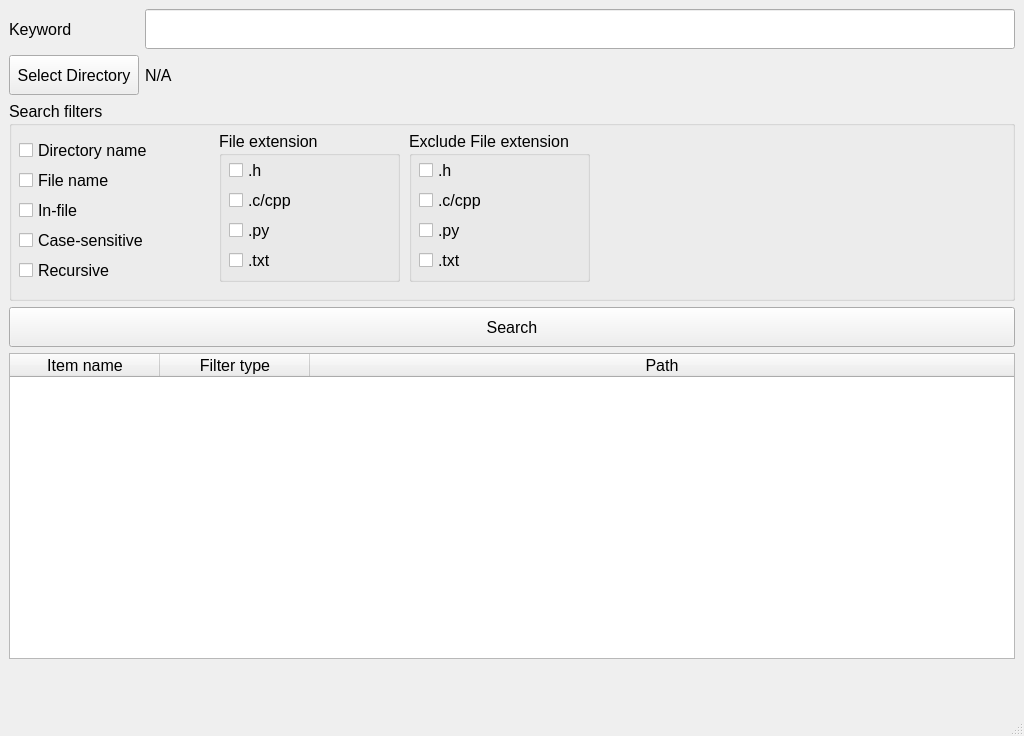
Qt form fileSearchEngine/mainwindow.ui (osamamuhammad3623/fileSearchEngine) before a commit.
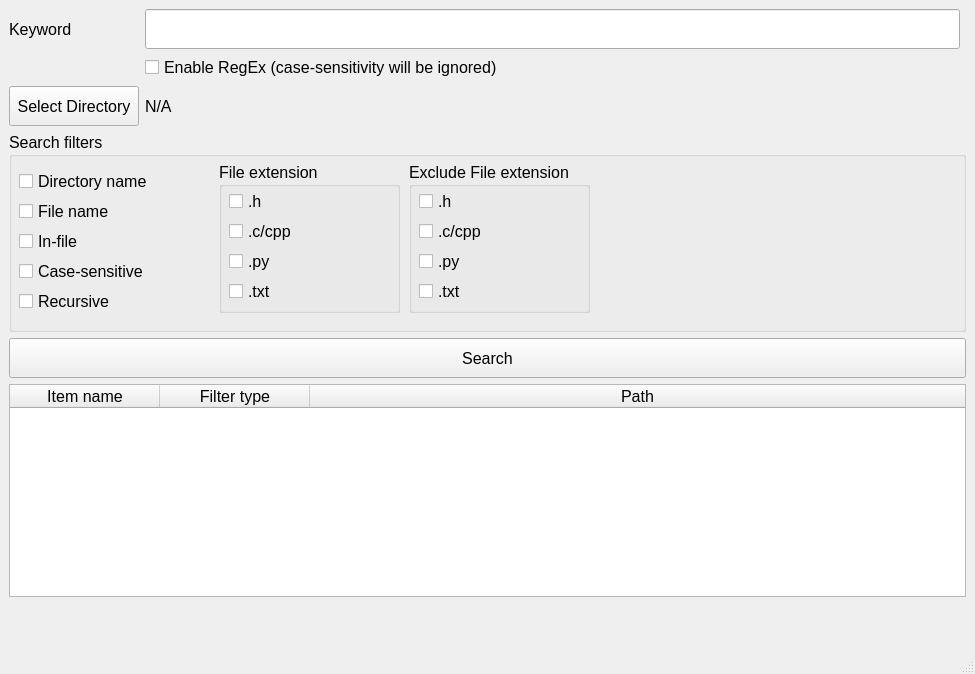
The same form after that commit.

Patch:
```diff
--- a/fileSearchEngine/mainwindow.ui
+++ b/fileSearchEngine/mainwindow.ui
@@ -6,8 +6,8 @@
    <rect>
     <x>0</x>
     <y>0</y>
-    <width>1024</width>
-    <height>736</height>
+    <width>975</width>
+    <height>674</height>
    </rect>
   </property>
   <property name="windowTitle">
@@ -15,112 +15,7 @@
   </property>
   <widget class="QWidget" name="centralwidget">
    <layout class="QGridLayout" name="gridLayout">
-    <item row="0" column="0">
-     <widget class="QLabel" name="label">
-      <property name="minimumSize">
-       <size>
-        <width>0</width>
-        <height>40</height>
-       </size>
-      </property>
-      <property name="font">
-       <font>
-        <pointsize>12</pointsize>
-       </font>
-      </property>
-      <property name="text">
-       <string>Keyword</string>
-      </property>
-     </widget>
-    </item>
-    <item row="1" column="0">
-     <widget class="QPushButton" name="dirBtn">
-      <property name="minimumSize">
-       <size>
-        <width>130</width>
-        <height>40</height>
-       </size>
-      </property>
-      <property name="font">
-       <font>
-        <pointsize>12</pointsize>
-       </font>
-      </property>
-      <property name="text">
-       <string>Select Directory</string>
-      </property>
-     </widget>
-    </item>
-    <item row="1" column="1">
-     <widget class="QLabel" name="dir">
-      <property name="minimumSize">
-       <size>
-        <width>0</width>
-        <height>40</height>
-       </size>
-      </property>
-      <property name="font">
-       <font>
-        <pointsize>12</pointsize>
-       </font>
-      </property>
-      <property name="text">
-       <string>N/A</string>
-      </property>
-     </widget>
-    </item>
-    <item row="4" column="0" colspan="2">
-     <widget class="QTableWidget" name="table">
-      <property name="font">
-       <font>
-        <pointsize>12</pointsize>
-       </font>
-      </property>
-      <property name="editTriggers">
-       <set>QAbstractItemView::NoEditTriggers</set>
-      </property>
-      <property name="selectionMode">
-       <enum>QAbstractItemView::SingleSelection</enum>
-      </property>
-      <attribute name="horizontalHeaderDefaultSectionSize">
-       <number>150</number>
-      </attribute>
-      <attribute name="horizontalHeaderStretchLastSection">
-       <bool>true</bool>
-      </attribute>
-      <column>
-       <property name="text">
-        <string>Item name</string>
-       </property>
-      </column>
-      <column>
-       <property name="text">
-        <string>Filter type</string>
-       </property>
-      </column>
-      <column>
-       <property name="text">
-        <string>Path</string>
-       </property>
-      </column>
-     </widget>
-    </item>
-    <item row="0" column="1">
-     <widget class="QLineEdit" name="keyword">
-      <property name="minimumSize">
-       <size>
-        <width>0</width>
-        <height>40</height>
-       </size>
-      </property>
-      <property name="font">
-       <font>
-        <pointsize>12</pointsize>
-       </font>
-      </property>
-     </widget>
-    </item>
-    <item row="2" column="0" colspan="2">
+    <item row="3" column="0" colspan="3">
      <widget class="QGroupBox" name="groupBox">
       <property name="minimumSize">
        <size>
@@ -411,8 +306,8 @@
       </widget>
      </widget>
     </item>
-    <item row="3" column="0" colspan="2">
-     <widget class="QPushButton" name="searchBtn">
+    <item row="2" column="1" colspan="2">
+     <widget class="QLabel" name="dir">
       <property name="minimumSize">
        <size>
         <width>0</width>
@@ -425,11 +320,29 @@
        </font>
       </property>
       <property name="text">
-       <string>Search</string>
+       <string>N/A</string>
       </property>
      </widget>
     </item>
-    <item row="5" column="0" colspan="2">
+    <item row="2" column="0">
+     <widget class="QPushButton" name="dirBtn">
+      <property name="minimumSize">
+       <size>
+        <width>130</width>
+        <height>40</height>
+       </size>
+      </property>
+      <property name="font">
+       <font>
+        <pointsize>12</pointsize>
+       </font>
+      </property>
+      <property name="text">
+       <string>Select Directory</string>
+      </property>
+     </widget>
+    </item>
+    <item row="6" column="0" colspan="3">
      <widget class="QLabel" name="status">
       <property name="minimumSize">
        <size>
@@ -447,6 +360,105 @@
       </property>
      </widget>
     </item>
+    <item row="4" column="0" colspan="3">
+     <widget class="QPushButton" name="searchBtn">
+      <property name="minimumSize">
+       <size>
+        <width>0</width>
+        <height>40</height>
+       </size>
+      </property>
+      <property name="font">
+       <font>
+        <pointsize>12</pointsize>
+       </font>
+      </property>
+      <property name="text">
+       <string>Search</string>
+      </property>
+     </widget>
+    </item>
+    <item row="5" column="0" colspan="3">
+     <widget class="QTableWidget" name="table">
+      <property name="font">
+       <font>
+        <pointsize>12</pointsize>
+       </font>
+      </property>
+      <property name="editTriggers">
+       <set>QAbstractItemView::NoEditTriggers</set>
+      </property>
+      <property name="selectionMode">
+       <enum>QAbstractItemView::SingleSelection</enum>
+      </property>
+      <attribute name="horizontalHeaderDefaultSectionSize">
+       <number>150</number>
+      </attribute>
+      <attribute name="horizontalHeaderStretchLastSection">
+       <bool>true</bool>
+      </attribute>
+      <column>
+       <property name="text">
+        <string>Item name</string>
+       </property>
+      </column>
+      <column>
+       <property name="text">
+        <string>Filter type</string>
+       </property>
+      </column>
+      <column>
+       <property name="text">
+        <string>Path</string>
+       </property>
+      </column>
+     </widget>
+    </item>
+    <item row="0" column="0">
+     <widget class="QLabel" name="label">
+      <property name="minimumSize">
+       <size>
+        <width>0</width>
+        <height>40</height>
+       </size>
+      </property>
+      <property name="font">
+       <font>
+        <pointsize>12</pointsize>
+       </font>
+      </property>
+      <property name="text">
+       <string>Keyword</string>
+      </property>
+     </widget>
+    </item>
+    <item row="1" column="1">
+     <widget class="QCheckBox" name="en_regex">
+      <property name="font">
+       <font>
+        <pointsize>12</pointsize>
+       </font>
+      </property>
+      <property name="text">
+       <string>Enable RegEx (case-sensitivity will be ignored)</string>
+      </property>
+     </widget>
+    </item>
+    <item row="0" column="1">
+     <widget class="QLineEdit" name="keyword">
+      <property name="minimumSize">
+       <size>
+        <width>0</width>
+        <height>40</height>
+       </size>
+      </property>
+      <property name="font">
+       <font>
+        <pointsize>12</pointsize>
+       </font>
+      </property>
+     </widget>
+    </item>
    </layout>
   </widget>
   <widget class="QMenuBar" name="menubar">
```
Left out of the diff: 2 changed lines with no effect on the pictures.
